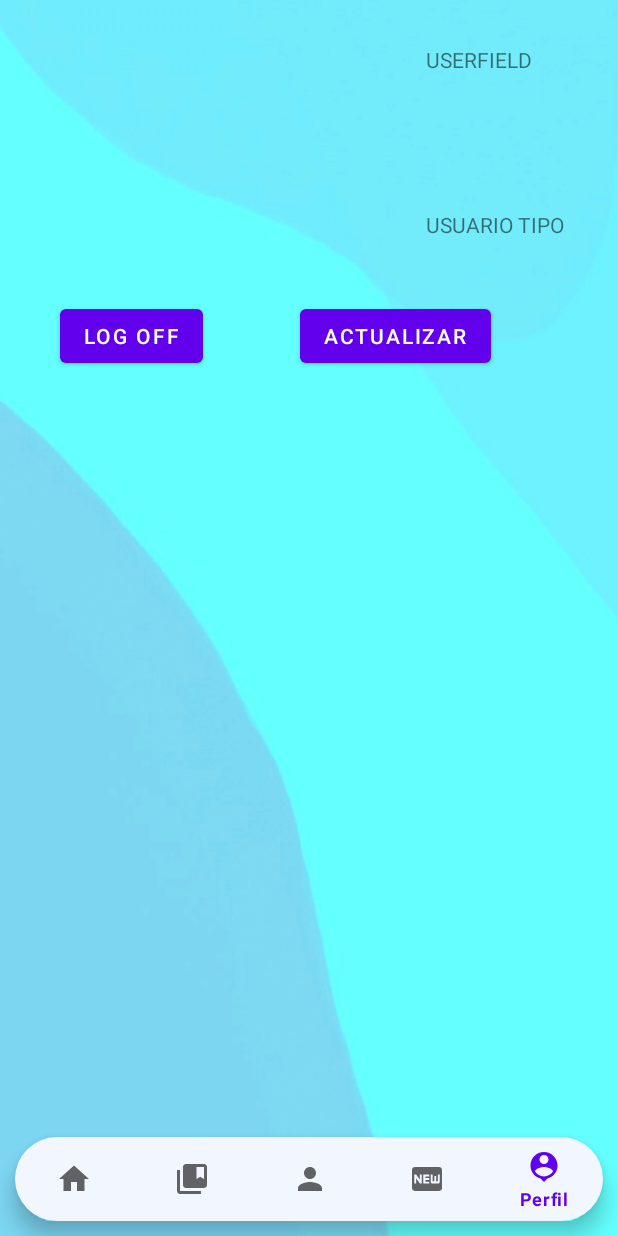
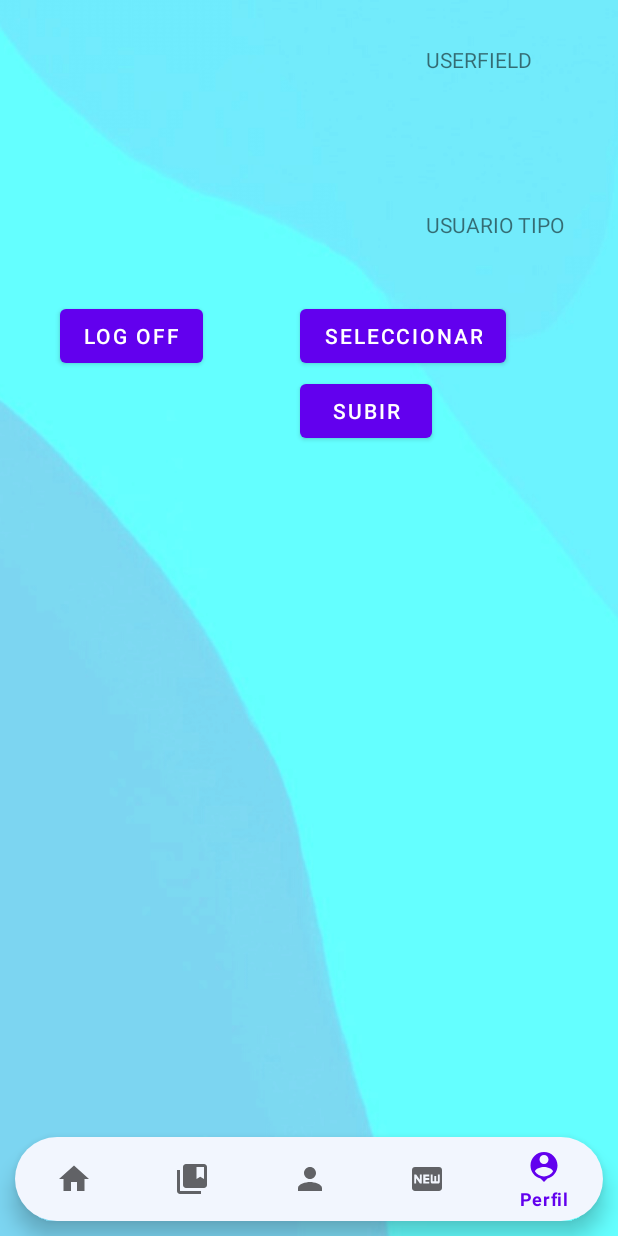
Before and after one commit to JhayCodee/Hacky, an Android app: the ProfileFragment screen opened through its navigation route, on a phone screen of 412 x 824 dp. Run offline under Robolectric (Android 15) with nearby library versions, the phone set to English and light mode, and no system bars; our stand-ins replace Firebase (no records; nobody signed in at launch, a user with empty details on screens opened directly), navigation-ui; pictures from the network do not load.

Commit message:
Se añadio funcion de subir imagenes y retiro de nombres

```diff
--- a/app/build.gradle
+++ b/app/build.gradle
@@ -56,6 +56,7 @@ dependencies {
     implementation 'androidx.navigation:navigation-fragment-ktx:2.4.2'
     implementation 'androidx.navigation:navigation-ui-ktx:2.4.2'
     implementation 'com.google.firebase:firebase-database-ktx:20.0.5'
+    implementation 'com.google.firebase:firebase-storage-ktx:20.0.1'
     testImplementation 'junit:junit:4.13.2'
     androidTestImplementation 'androidx.test.ext:junit:1.1.3'
     androidTestImplementation 'androidx.test.espresso:espresso-core:3.4.0'
--- a/app/src/main/res/layout/fragment_profile.xml
+++ b/app/src/main/res/layout/fragment_profile.xml
@@ -15,7 +15,7 @@
         android:translationY="30dp" />
 
     <ImageView
-        android:id="@+id/imageView4"
+        android:id="@+id/ProfilePic"
         android:layout_width="wrap_content"
         android:layout_height="150dp"
         android:translationX="104dp"
@@ -39,10 +39,18 @@
         android:translationY="200dp" />
 
     <Button
-        android:id="@+id/BtnAvatar"
+        android:id="@+id/Btnselecc"
         android:layout_width="wrap_content"
         android:layout_height="wrap_content"
-        android:text="Actualizar"
+        android:text="Seleccionar"
         android:translationX="200dp"
         android:translationY="200dp" />
+
+    <Button
+        android:id="@+id/Btnsubir"
+        android:layout_width="wrap_content"
+        android:layout_height="wrap_content"
+        android:text="Subir"
+        android:translationX="200dp"
+        android:translationY="250dp" />
 </FrameLayout>
```
Also changed, not shown: app/src/main/java/com/hawk/hacky/view/ProfileFragment.kt (+100 -1 lines).
